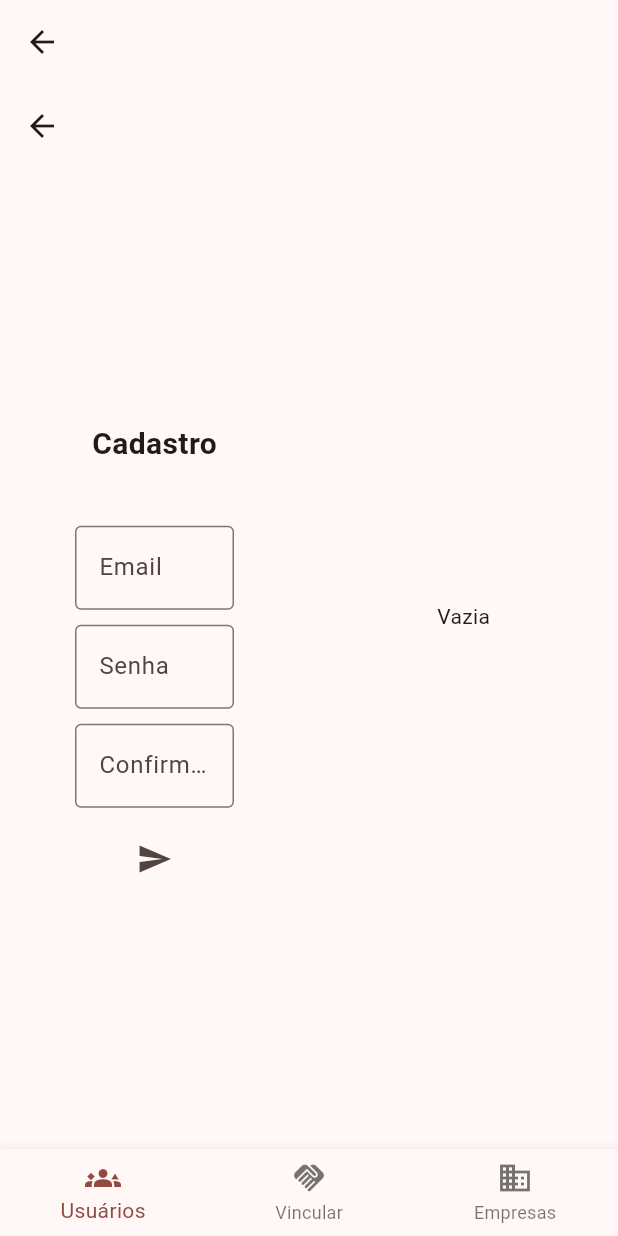
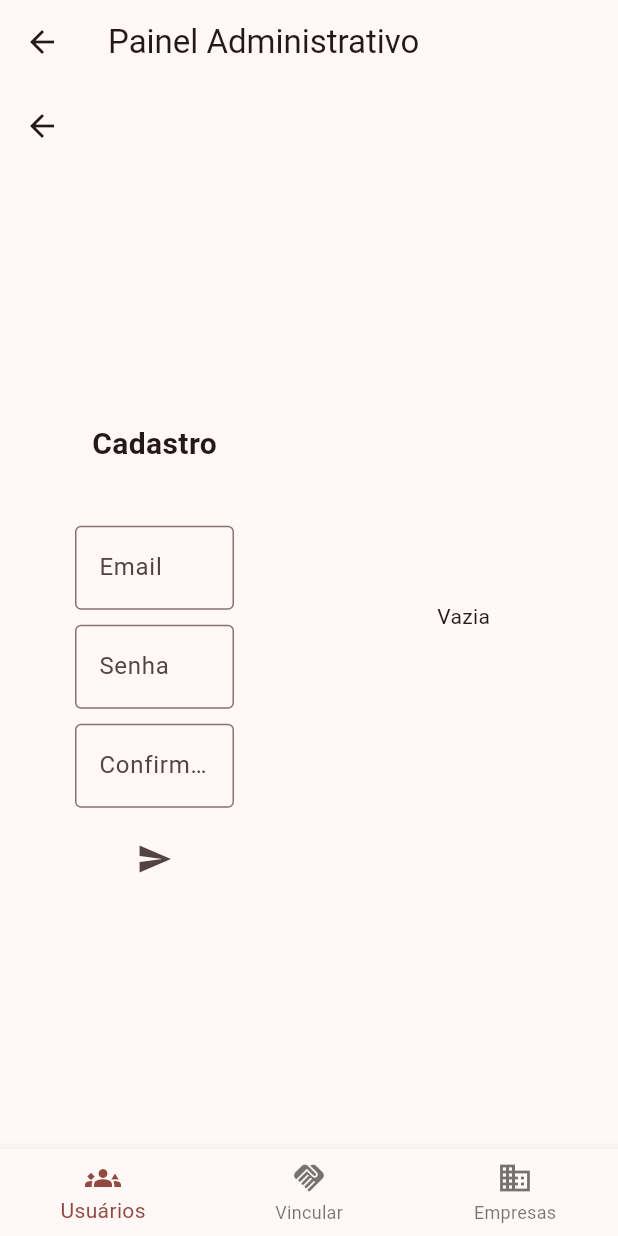
Before and after one commit to DevMonts/fidelity, a Flutter app: the AdmPage screen opened by its route, on a phone screen of 412 x 824 dp. Run offline on Flutter 3.47's test engine with Material 3 defaults, Android fonts, the phone set to English and light mode, and no system bars; our stand-ins replace sqflite; accounts and stored records are empty.

Commit message:
style: adm page title

```diff
--- a/lib/common/constants/app_strings.dart
+++ b/lib/common/constants/app_strings.dart
@@ -2,7 +2,7 @@ class AppStrings {
   //Titles
   static const String app = 'Fidelity App';
   static const String register = 'Cadastro';
-  //static const String adm = 'ADM';
+  static const String adm = 'Painel Administrativo';
 
   //App
   static const String subtitle = 'Seu app de fidelidade com empresas!';
--- a/lib/features/adm/presentation/page/adm_page.dart
+++ b/lib/features/adm/presentation/page/adm_page.dart
@@ -20,7 +20,7 @@ class _AdmPageState extends State<AdmPage> {
     final navigationProvider = context.watch<NavigationProvider>();
     return Scaffold(
       appBar: AppBar(
-        //title: Text(AppStrings.adm),
+        title: Text(AppStrings.adm),
         //automaticallyImplyLeading: false,
       ),
 
```
